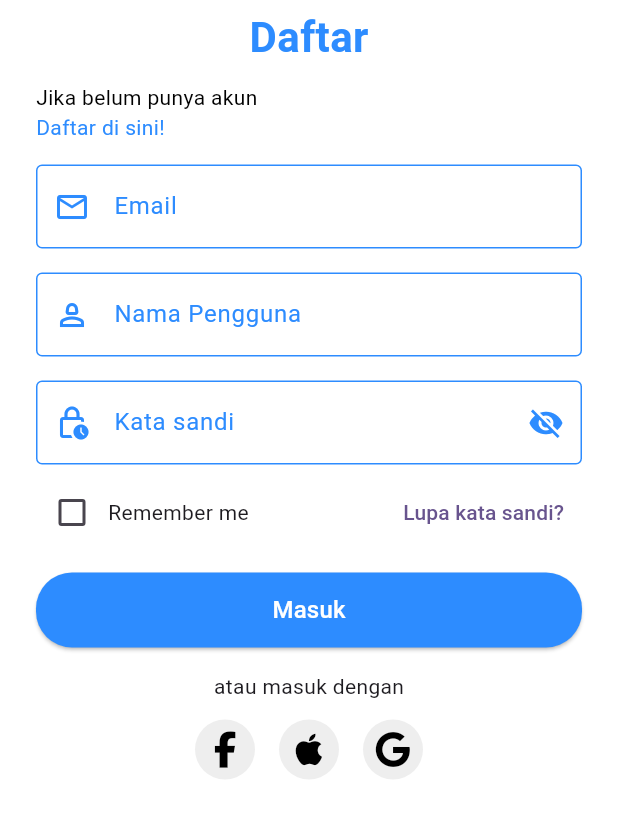
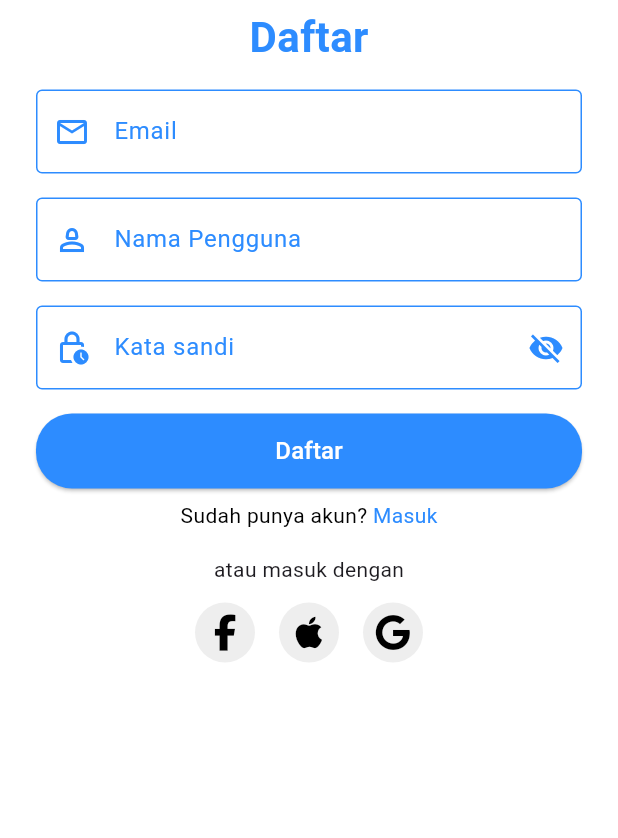
Before and after one commit to liliianaa/PetAdopt, a Flutter app: the Registerpage screen opened directly, on a phone screen of 412 x 824 dp, the part 338-1176 px from its top. Run offline on Flutter 3.47's test engine with Material 3 defaults, Android fonts, the phone set to English and light mode, and no system bars; our stand-ins replace font_awesome_flutter.

Commit message:
registerpage

```diff
--- a/lib/config/ColorConfig.dart
+++ b/lib/config/ColorConfig.dart
@@ -1,6 +1,6 @@
 import 'package:flutter/material.dart';
 
-class Colorconfig {
+class ColorConfig {
   static const Color mainblue = Color(0xFF2D8CFF);
   static const Color mainwhite = Color(0xFFF5F5F5);
   static const Color mainbabyblue = Color(0xFFA0CBFF);
--- a/lib/main.dart
+++ b/lib/main.dart
@@ -1,7 +1,5 @@
 import 'package:flutter/material.dart';
-import 'package:petadopt/pages/LoginPage.dart';
-import 'package:petadopt/pages/SpalshPage.dart';
-import 'package:petadopt/pages/RegisterPage.dart';
+import 'package:petadopt/pages/LandingPage.dart';
 
 void main() {
   runApp(const MyApp());
@@ -19,7 +17,7 @@ class MyApp extends StatelessWidget {
         colorScheme: ColorScheme.fromSeed(seedColor: Colors.deepPurple),
         useMaterial3: true,
       ),
-      home: const SpalshPage(),
+      home: const LandingPage(),
     );
   }
 }
--- a/lib/pages/RegisterPage.dart
+++ b/lib/pages/RegisterPage.dart
@@ -10,7 +10,6 @@ class Registerpage extends StatefulWidget {
 }
 
 class _RegisterpageState extends State<Registerpage> {
-  bool _rememberMe = false;
   bool _obscurePassword = true;
 
   @override
@@ -34,46 +33,26 @@ class _RegisterpageState extends State<Registerpage> {
                 style: TextStyle(
                   fontSize: 28,
                   fontWeight: FontWeight.bold,
-                  color: Colorconfig.mainblue,
-                ),
-              ),
-              const SizedBox(height: 10),
-              Align(
-                alignment: Alignment.centerLeft,
-                child: GestureDetector(
-                  onTap: () {
-                    // Navigasi ke halaman daftar
-                  },
-                  child: const Text.rich(
-                    TextSpan(
-                      text: 'Jika belum punya akun\n',
-                      style: TextStyle(color: Colors.black),
-                      children: [
-                        TextSpan(
-                            text: 'Daftar di sini!',
-                            style: TextStyle(color: Colorconfig.mainblue)),
-                      ],
-                    ),
-                  ),
+                  color: ColorConfig.mainblue,
                 ),
               ),
               const SizedBox(height: 15),
               const TextField(
                 decoration: InputDecoration(
                   labelText: 'Email',
-                  labelStyle: TextStyle(color: Colorconfig.mainblue),
+                  labelStyle: TextStyle(color: ColorConfig.mainblue),
                   hintText: 'Masukkan email anda',
                   hintStyle: TextStyle(fontSize: 14),
                   prefixIcon: Icon(
                     Icons.email_outlined,
-                    color: Colorconfig.mainblue,
+                    color: ColorConfig.mainblue,
                   ),
                   border: OutlineInputBorder(),
                   enabledBorder: OutlineInputBorder(
-                    borderSide: BorderSide(color: Colorconfig.mainblue),
+                    borderSide: BorderSide(color: ColorConfig.mainblue),
                   ),
                   focusedBorder: OutlineInputBorder(
-                    borderSide: BorderSide(color: Colorconfig.mainblue),
+                    borderSide: BorderSide(color: ColorConfig.mainblue),
                   ),
                 ),
               ),
@@ -81,19 +60,19 @@ class _RegisterpageState extends State<Registerpage> {
               const TextField(
                 decoration: InputDecoration(
                   labelText: 'Nama Pengguna',
-                  labelStyle: TextStyle(color: Colorconfig.mainblue),
+                  labelStyle: TextStyle(color: ColorConfig.mainblue),
                   hintText: 'Masukkan nama anda',
                   hintStyle: TextStyle(fontSize: 14),
                   prefixIcon: Icon(
                     Icons.person_2_outlined,
-                    color: Colorconfig.mainblue,
+                    color: ColorConfig.mainblue,
                   ),
                   border: OutlineInputBorder(),
                   enabledBorder: OutlineInputBorder(
-                    borderSide: BorderSide(color: Colorconfig.mainblue),
+                    borderSide: BorderSide(color: ColorConfig.mainblue),
                   ),
                   focusedBorder: OutlineInputBorder(
-                    borderSide: BorderSide(color: Colorconfig.mainblue),
+                    borderSide: BorderSide(color: ColorConfig.mainblue),
                   ),
                 ),
               ),
@@ -102,18 +81,18 @@ class _RegisterpageState extends State<Registerpage> {
                 obscureText: _obscurePassword,
                 decoration: InputDecoration(
                   labelText: 'Kata sandi',
-                  labelStyle: const TextStyle(color: Colorconfig.mainblue),
+                  labelStyle: const TextStyle(color: ColorConfig.mainblue),
                   hintText: 'Masukkan kata sandi anda',
                   hintStyle: const TextStyle(fontSize: 14),
                   prefixIcon: const Icon(
                     Icons.lock_clock_outlined,
-                    color: Colorconfig.mainblue,
+                    color: ColorConfig.mainblue,
                   ),
                   suffixIcon: IconButton(
                     icon: Icon(_obscurePassword
                         ? Icons.visibility_off
                         : Icons.visibility),
-                    color: Colorconfig.mainblue,
+                    color: ColorConfig.mainblue,
                     onPressed: () {
                       setState(() {
                         _obscurePassword = !_obscurePassword;
@@ -122,37 +101,12 @@ class _RegisterpageState extends State<Registerpage> {
                   ),
                   border: const OutlineInputBorder(),
                   enabledBorder: const OutlineInputBorder(
-                    borderSide: BorderSide(color: Colorconfig.mainblue),
+                    borderSide: BorderSide(color: ColorConfig.mainblue),
                   ),
                   focusedBorder: const OutlineInputBorder(
-                    borderSide: BorderSide(color: Colorconfig.mainblue),
+                    borderSide: BorderSide(color: ColorConfig.mainblue),
                   ),
                 ),
-              ),
-              const SizedBox(height: 8),
-              Row(
-                mainAxisAlignment: MainAxisAlignment.spaceBetween,
-                children: [
-                  Row(
-                    children: [
-                      Checkbox(
-                        value: _rememberMe,
-                        onChanged: (value) {
-                          setState(() {
-                            _rememberMe = value ?? false;
-                          });
-                        },
-                      ),
-                      const Text('Remember me'),
-                    ],
-                  ),
-                  TextButton(
-                    onPressed: () {
-                      // Navigasi ke lupa sandi
-                    },
-                    child: const Text('Lupa kata sandi?'),
-                  ),
-                ],
               ),
               const SizedBox(height: 16),
               SizedBox(
@@ -160,7 +114,7 @@ class _RegisterpageState extends State<Registerpage> {
                 height: 50,
                 child: ElevatedButton(
                   style: ElevatedButton.styleFrom(
-                    backgroundColor: Colorconfig.mainblue,
+                    backgroundColor: ColorConfig.mainblue,
                     shape: RoundedRectangleBorder(
                       borderRadius: BorderRadius.circular(24),
                     ),
@@ -169,10 +123,31 @@ class _RegisterpageState extends State<Registerpage> {
                     // Aksi untuk Register
                   },
                   child: const Text(
-                    'Masuk',
+                    'Daftar',
                     style: TextStyle(
                       fontSize: 16,
                       color: Colors.white,
+                    ),
+                  ),
+                ),
+              ),
+              const SizedBox(height: 8),
+              Center(
+                child: Align(
+                  child: GestureDetector(
+                    onTap: () {
+                      // Navigasi ke halaman daftar
+                    },
+                    child: const Text.rich(
+                      TextSpan(
+                        text: 'Sudah punya akun? ',
+                        style: TextStyle(color: Colors.black),
+                        children: [
+                          TextSpan(
+                              text: 'Masuk',
+                              style: TextStyle(color: ColorConfig.mainblue)),
+                        ],
+                      ),
                     ),
                   ),
                 ),
```
Also changed, not shown: lib/pages/LandingPage.dart (renamed from lib/pages/SpalshPage.dart, +8 -8 lines), lib/pages/LoginPage.dart (+33 -32 lines).
